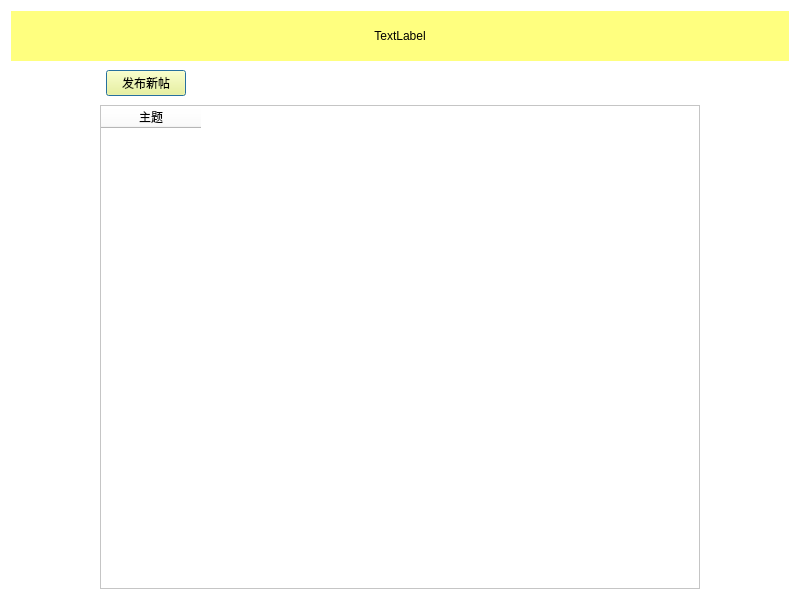
The window that plate.ui (snailccc/Forum) describes before a commit, drawn with Qt 5.
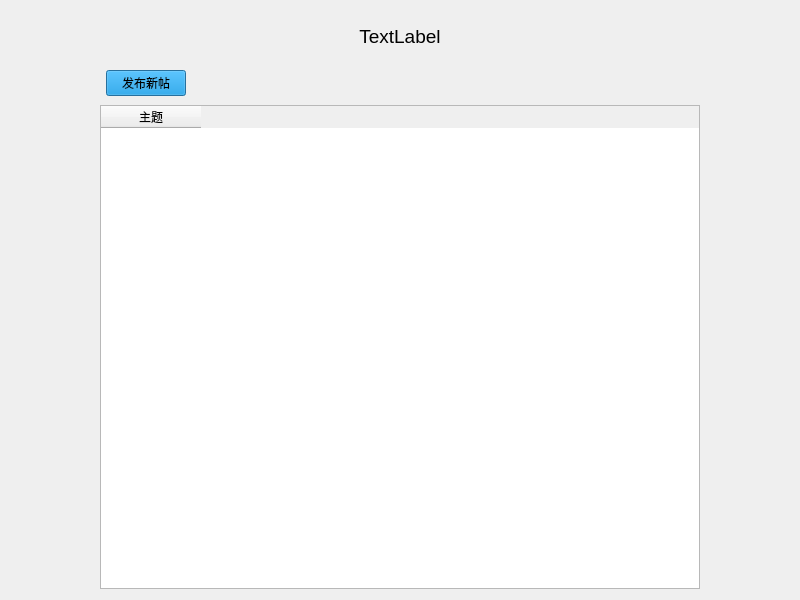
The same window after the commit.

The edit to the form file:
```diff
--- a/plate.ui
+++ b/plate.ui
@@ -26,7 +26,7 @@
    <string>Dialog</string>
   </property>
   <property name="styleSheet">
-   <string notr="true">background-color: rgb(255, 255, 255);</string>
+   <string notr="true"/>
   </property>
   <layout class="QGridLayout" name="gridLayout">
    <item row="0" column="0">
@@ -48,11 +48,16 @@
          <height>50</height>
         </size>
        </property>
+       <property name="font">
+        <font>
+         <pointsize>14</pointsize>
+        </font>
+       </property>
        <property name="layoutDirection">
         <enum>Qt::LeftToRight</enum>
        </property>
        <property name="styleSheet">
-        <string notr="true">background-color: rgb(255, 255, 127);</string>
+        <string notr="true"/>
        </property>
        <property name="text">
         <string>TextLabel</string>
@@ -91,7 +96,8 @@
         </sizepolicy>
        </property>
        <property name="styleSheet">
-        <string notr="true">background-color: rgb(255, 255, 127);</string>
+        <string notr="true">background-color: rgb(0, 138, 217);
+</string>
        </property>
        <property name="text">
         <string>发布新帖</string>
```
